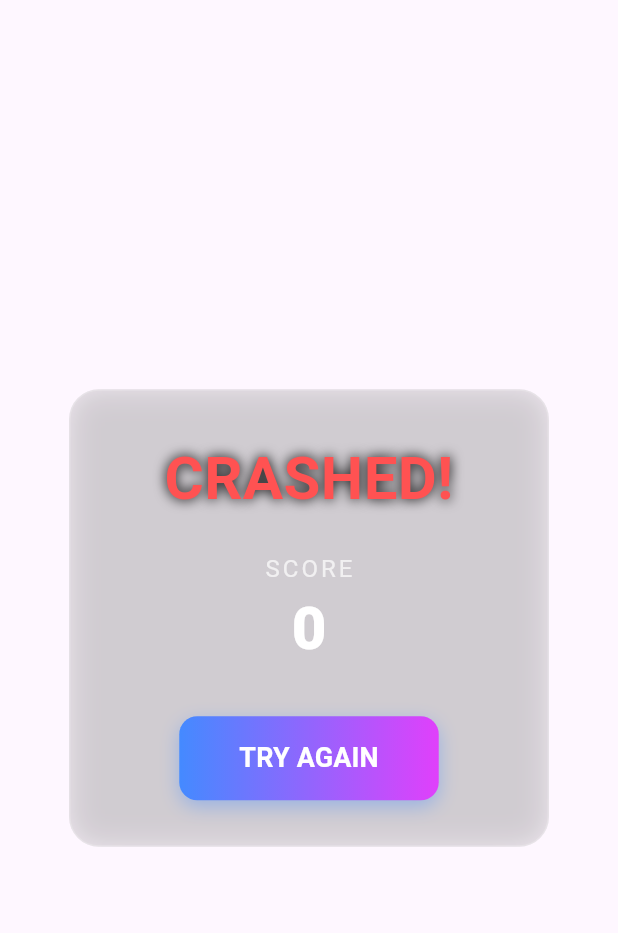
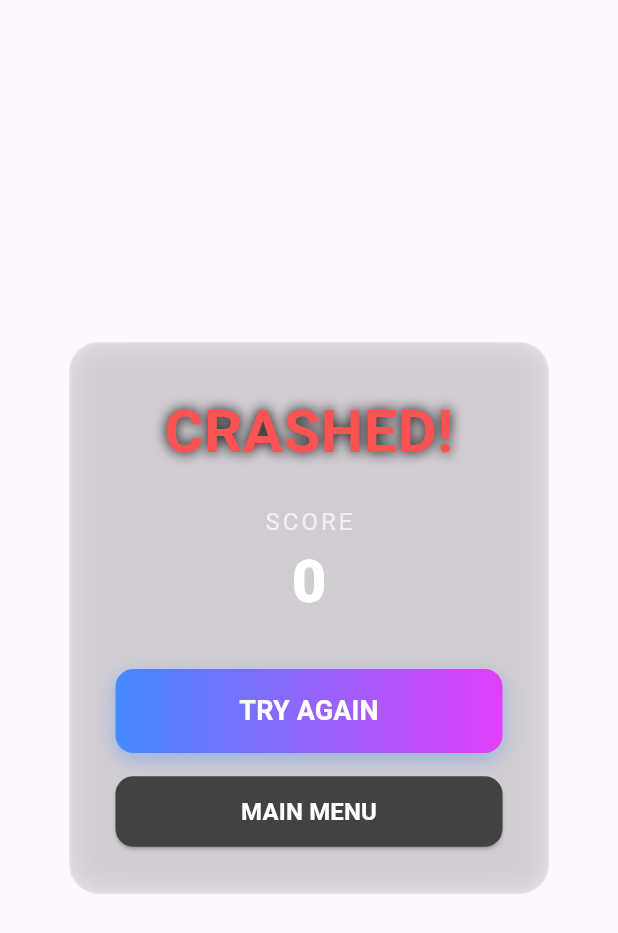
Before and after one commit to its-iqbal/flappybird-app, a Flutter app: the GameOverOverlay widget shown alone on an empty page, opened directly with empty values, on a phone screen of 412 x 824 dp. Shown: the top 933 px of the screen. Run offline on Flutter 3.47's test engine with Material 3 defaults, Android fonts, the light colour scheme and no system bars; our stand-ins replace device_preview, google_fonts; missing offline and left inert: flame, flame_audio.

Commit message:
Updated Code of App

```diff
--- a/lib/game_over.dart
+++ b/lib/game_over.dart
@@ -2,6 +2,7 @@ import 'dart:ui';
 import 'package:flutter/material.dart';
 import 'package:google_fonts/google_fonts.dart';
 import 'flappy_game.dart';
+import 'menu_screen.dart'; // ✅ Make sure this import is here!
 
 class GameOverOverlay extends StatelessWidget {
   final FlappyGame game;
@@ -60,7 +61,9 @@ class GameOverOverlay extends StatelessWidget {
                 ),
                 const SizedBox(height: 30),
 
+                // "Try Again" Button
                 Container(
+                  width: double.infinity,
                   decoration: BoxDecoration(
                     gradient: const LinearGradient(
                       colors: [Colors.blueAccent, Colors.purpleAccent],
@@ -79,11 +82,45 @@ class GameOverOverlay extends StatelessWidget {
                     style: ElevatedButton.styleFrom(
                       backgroundColor: Colors.transparent,
                       shadowColor: Colors.transparent,
-                      padding: const EdgeInsets.symmetric(horizontal: 40, vertical: 15),
+                      padding: const EdgeInsets.symmetric(vertical: 15),
                     ),
                     child: const Text(
                       'TRY AGAIN',
-                      style: TextStyle(fontSize: 18, fontWeight: FontWeight.bold, color: Colors.white),
+                      style: TextStyle(
+                          fontSize: 18,
+                          fontWeight: FontWeight.bold,
+                          color: Colors.white),
+                    ),
+                  ),
+                ),
+
+                const SizedBox(height: 15),
+
+                // "Main Menu" Button
+                SizedBox(
+                  width: double.infinity,
+                  child: ElevatedButton(
+                    onPressed: () {
+                      game.overlays.remove('GameOver'); // Clean up overlay
+                      Navigator.of(context).pushReplacement(
+                        MaterialPageRoute(
+                          builder: (context) => const MenuScreen(),
+                        ),
+                      );
+                    },
+                    style: ElevatedButton.styleFrom(
+                      backgroundColor: Colors.grey.shade800,
+                      padding: const EdgeInsets.symmetric(vertical: 12),
+                      shape: RoundedRectangleBorder(
+                        borderRadius: BorderRadius.circular(12),
+                      ),
+                    ),
+                    child: const Text(
+                      'MAIN MENU',
+                      style: TextStyle(
+                          fontSize: 16,
+                          fontWeight: FontWeight.bold,
+                          color: Colors.white),
                     ),
                   ),
                 ),
```
Also changed, not shown: lib/main.dart (+2 -13 lines), lib/menu_screen.dart (added, +84 -0 lines), lib/splash_screen.dart (added, +72 -0 lines).
